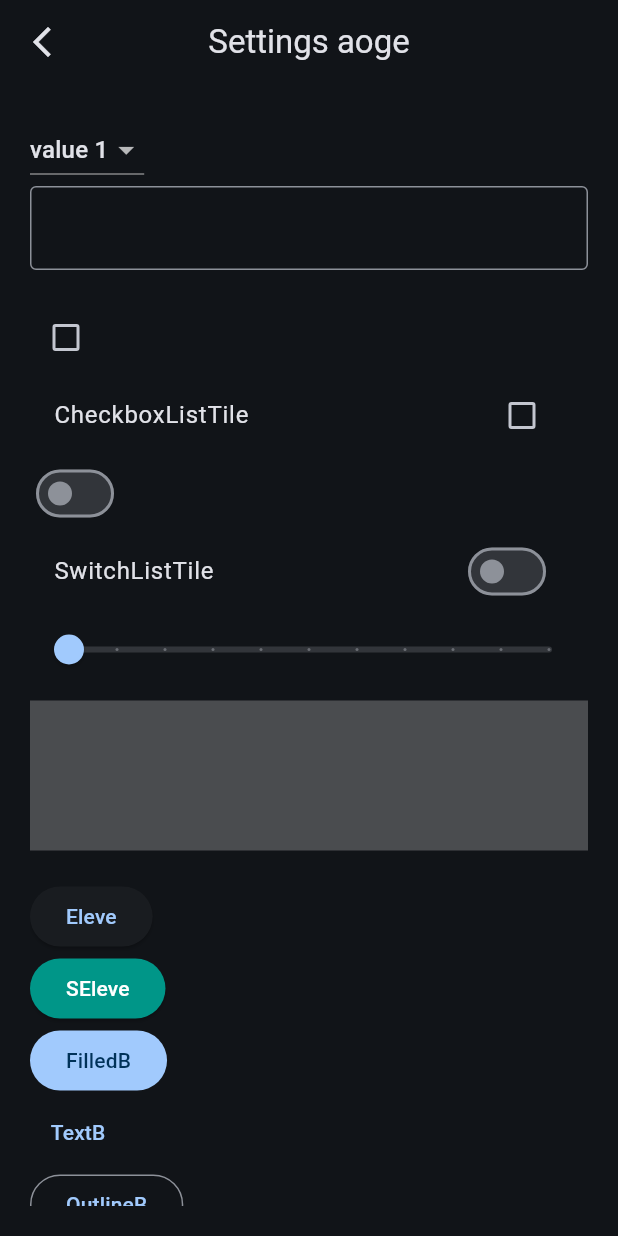
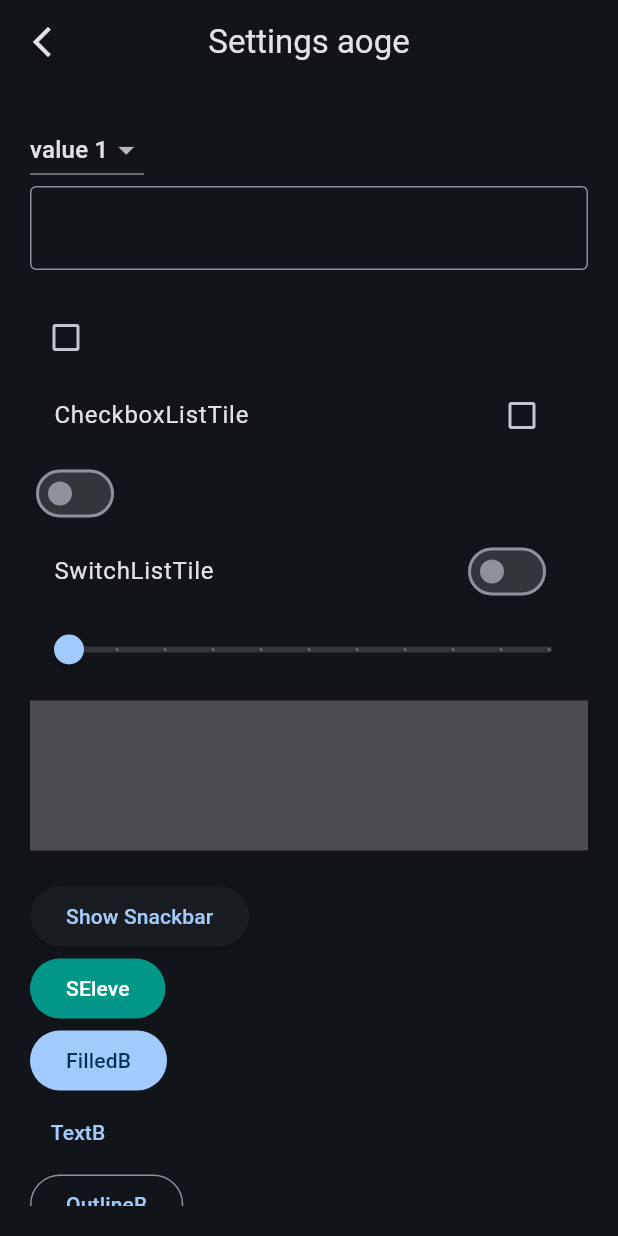
Before and after one commit to ToxxNll/5HourPractice, a Flutter app: the screen it shows after launch, after a tap on "Login", after a tap on the "settings" icon, on a phone screen of 412 x 824 dp. Run offline on Flutter 3.47's test engine with Material 3 defaults, Android fonts, the phone set to English and light mode, and no system bars.

Commit message:
adding and testing SnackBar

```diff
--- a/lib/views/pages/settings_page.dart
+++ b/lib/views/pages/settings_page.dart
@@ -25,7 +25,8 @@ class _ProfilePageState extends State<SettingsPage> {
         centerTitle: true,
         automaticallyImplyLeading:
             false, //This code automatically makes the back button
-        leading: IconButton( //Same as automaticallyImplyLeading
+        leading: IconButton(
+          //Same as automaticallyImplyLeading
           icon: const Icon(Icons.arrow_back_ios_new),
           onPressed: () {
             Navigator.pop(context);
@@ -129,9 +130,15 @@ class _ProfilePageState extends State<SettingsPage> {
 
               ElevatedButton(
                 onPressed: () {
-                  print('Elevated button');
+                  ScaffoldMessenger.of(context).showSnackBar(
+                    SnackBar(
+                      content: Text("This is a snackbar"),
+                      duration: Duration(seconds: 2),
+                      behavior: SnackBarBehavior.floating,
+                    ),
+                  );
                 },
-                child: const Text('Eleve'),
+                child: const Text("Show Snackbar"),
               ),
               ElevatedButton(
                 style: ElevatedButton.styleFrom(
--- a/lib/views/widgets/hero_widget.dart
+++ b/lib/views/widgets/hero_widget.dart
@@ -8,8 +8,12 @@ class HeroWidget extends StatelessWidget {
     return Hero(
       tag: 'hero-brReal',
       child: ClipRRect(
-                  borderRadius: BorderRadius.circular(20.0),
-                  child: Image(image: AssetImage('assets/images/bgReal.png')),
+        borderRadius: BorderRadius.circular(20.0),
+        child: Image(
+          image: AssetImage('assets/images/bgReal.png'),
+          color: Colors.cyan,
+          colorBlendMode: BlendMode.hue,
+        ),
       ),
     );
   }
```
